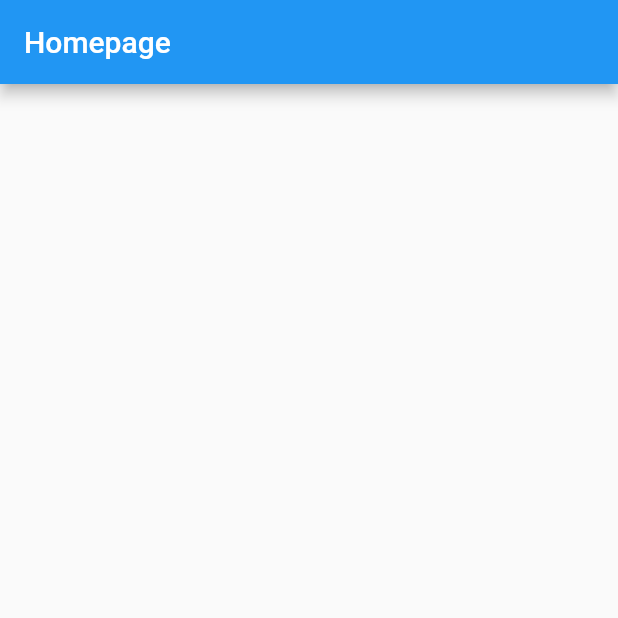
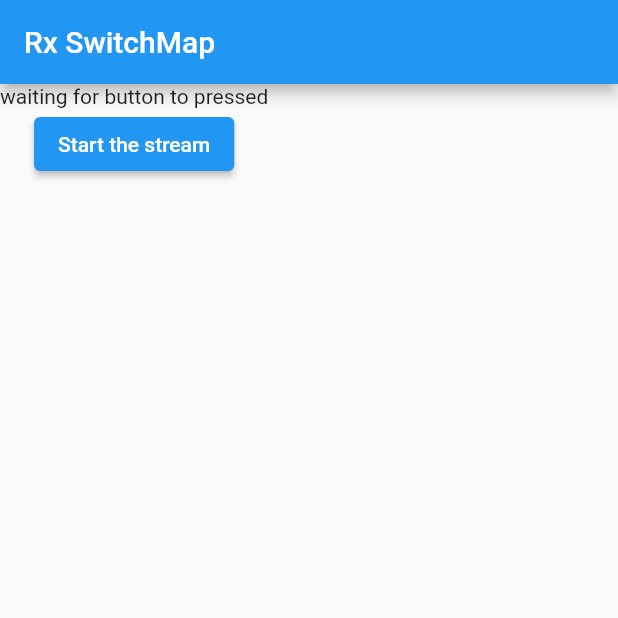
Before and after one commit to vishalkk/rx_operator_pratice, a Flutter app: the screen it shows after launch, on a phone screen of 412 x 824 dp, the top half of it. Run offline on Flutter 3.47's test engine with Material 2 defaults, Android fonts, the phone set to English and light mode, and no system bars; our stand-ins replace rxdart.

Commit message:
switchmap example

```diff
--- a/lib/main.dart
+++ b/lib/main.dart
@@ -1,10 +1,5 @@
 import 'package:flutter/material.dart';
 import 'package:rxdart/rxdart.dart';
-import 'dart:developer' as devtools show log;
-
-extension Log on Object {
-  void log() => devtools.log(toString());
-}
 
 void main() {
   runApp(const MyApp());
@@ -21,45 +16,62 @@ class MyApp extends StatelessWidget {
       theme: ThemeData(
         primarySwatch: Colors.blue,
       ),
-      home: const HomePage(),
+      home: const MyHomePage(),
     );
   }
 }
 
-testInt() async {
-  final stream1 =
-      Stream.periodic(const Duration(seconds: 1), (count) => "count1 is $count")
-          .take(4);
+class MyHomePage extends StatefulWidget {
+  const MyHomePage({Key? key}) : super(key: key);
 
-  final stream2 = Stream.periodic(
-      const Duration(seconds: 5), (count) => "count2 is $count");
-  // final result = stream1.concatWith([stream2]);
-  // final result = stream1.mergeWith([stream2]);
-  final result =
-      Rx.zip2(stream1, stream2, (a, b) => "Zip result A = $a , B = $b  ");
-  await for (final value in result) {
-    value.log();
+  @override
+  State<MyHomePage> createState() => _MyHomePageState();
+}
+
+class _MyHomePageState extends State<MyHomePage> {
+  late final BehaviorSubject<DateTime> subject;
+  late final Stream<String> streamOfString;
+  @override
+  void initState() {
+    super.initState();
+    subject = BehaviorSubject<DateTime>();
+    streamOfString = subject.switchMap((dateTime) => Stream.periodic(
+          const Duration(seconds: 1),
+          (count) => "Stream count = $count, date time  =$dateTime",
+        ));
   }
 
-/*
-  final streamCombine = Rx.combineLatest2(
-      stream1, stream2, (one, two) => "one = $one , two = $two  result  ");
-
-  await for (final value in streamCombine) {
-    value.log();
+  @override
+  void dispose() {
+    subject.close();
+    super.dispose();
   }
-  */
-}
-
-class HomePage extends StatelessWidget {
-  const HomePage({Key? key}) : super(key: key);
 
   @override
   Widget build(BuildContext context) {
-    testInt();
     return Scaffold(
-      appBar: AppBar(title: const Text("Homepage")),
-      body: Column(children: const []),
+      appBar: AppBar(
+        title: const Text("Rx SwitchMap"),
+      ),
+      body: Column(
+        children: [
+          StreamBuilder<String>(
+              stream: streamOfString,
+              builder: (context, snapshot) {
+                if (snapshot.hasData) {
+                  final str = snapshot.requireData;
+                  return Text(str);
+                } else {
+                  return const Text("waiting for button to pressed");
+                }
+              }),
+          ElevatedButton(
+              onPressed: () {
+                subject.add(DateTime.now());
+              },
+              child: const Text("Start the stream"))
+        ],
+      ),
     );
   }
 }
```
